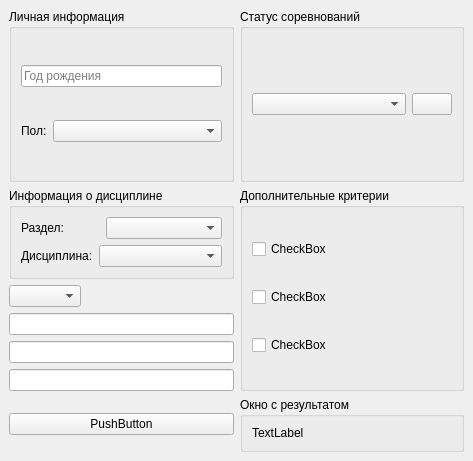
Qt form mainwindow.ui (Murloc33/Remaster) before a commit.
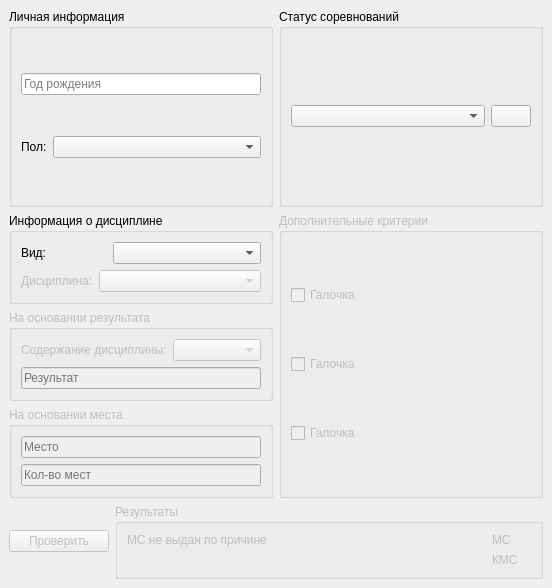
The same form after that commit. Icons and pictures are not drawn.

The edit to the form file:
```diff
--- a/mainwindow.ui
+++ b/mainwindow.ui
@@ -6,8 +6,8 @@
    <rect>
     <x>0</x>
     <y>0</y>
-    <width>473</width>
-    <height>461</height>
+    <width>552</width>
+    <height>588</height>
    </rect>
   </property>
   <property name="sizePolicy">
@@ -122,6 +122,9 @@
              <verstretch>0</verstretch>
             </sizepolicy>
            </property>
+           <property name="sizeAdjustPolicy">
+            <enum>QComboBox::AdjustToContents</enum>
+           </property>
           </widget>
          </item>
          <item>
@@ -148,6 +151,9 @@
        <layout class="QVBoxLayout" name="verticalLayout_3">
         <item>
          <widget class="QGroupBox" name="gb_discipline">
+          <property name="enabled">
+           <bool>true</bool>
+          </property>
           <property name="sizePolicy">
            <sizepolicy hsizetype="Minimum" vsizetype="Expanding">
             <horstretch>0</horstretch>
@@ -161,7 +167,10 @@
            <item>
             <layout class="QHBoxLayout" name="horizontalLayout_6">
              <item>
-              <widget class="QLabel" name="l_chapter">
+              <widget class="QLabel" name="l_type">
+               <property name="enabled">
+                <bool>true</bool>
+               </property>
                <property name="sizePolicy">
                 <sizepolicy hsizetype="Fixed" vsizetype="Preferred">
                  <horstretch>0</horstretch>
@@ -169,7 +178,7 @@
                 </sizepolicy>
                </property>
                <property name="text">
-                <string>Раздел:</string>
+                <string>Вид:</string>
                </property>
               </widget>
              </item>
@@ -183,14 +192,18 @@
                </property>
                <property name="sizeHint" stdset="0">
                 <size>
-                 <width>36</width>
+                 <width>60</width>
                  <height>20</height>
                 </size>
                </property>
               </spacer>
              </item>
              <item>
-              <widget class="QComboBox" name="comboBox_3"/>
+              <widget class="QComboBox" name="cb_type">
+               <property name="enabled">
+                <bool>true</bool>
+               </property>
+              </widget>
              </item>
             </layout>
            </item>
@@ -198,8 +211,11 @@
             <layout class="QHBoxLayout" name="horizontalLayout_7">
              <item>
               <widget class="QLabel" name="l_discipline">
+               <property name="enabled">
+                <bool>false</bool>
+               </property>
                <property name="sizePolicy">
-                <sizepolicy hsizetype="Fixed" vsizetype="Preferred">
+                <sizepolicy hsizetype="Fixed" vsizetype="Fixed">
                  <horstretch>0</horstretch>
                  <verstretch>0</verstretch>
                 </sizepolicy>
@@ -210,7 +226,11 @@
               </widget>
              </item>
              <item>
-              <widget class="QComboBox" name="cb_discipline"/>
+              <widget class="QComboBox" name="cb_discipline">
+               <property name="enabled">
+                <bool>false</bool>
+               </property>
+              </widget>
              </item>
             </layout>
            </item>
@@ -218,32 +238,90 @@
          </widget>
         </item>
         <item>
-         <layout class="QVBoxLayout" name="verticalLayout_7">
-          <item>
-           <widget class="QComboBox" name="comboBox_5">
-            <property name="sizePolicy">
-             <sizepolicy hsizetype="Fixed" vsizetype="Fixed">
-              <horstretch>0</horstretch>
-              <verstretch>0</verstretch>
-             </sizepolicy>
-            </property>
-           </widget>
-          </item>
-          <item>
-           <widget class="QLineEdit" name="lineEdit_2"/>
-          </item>
-          <item>
-           <widget class="QLineEdit" name="lineEdit_3"/>
-          </item>
-          <item>
-           <widget class="QLineEdit" name="lineEdit_4"/>
-          </item>
-         </layout>
+         <widget class="QGroupBox" name="gb_result">
+          <property name="enabled">
+           <bool>false</bool>
+          </property>
+          <property name="title">
+           <string>На основании результата</string>
+          </property>
+          <layout class="QVBoxLayout" name="verticalLayout_7">
+           <item>
+            <layout class="QHBoxLayout" name="horizontalLayout_8">
+             <item>
+              <widget class="QLabel" name="label_2">
+               <property name="text">
+                <string>Содержание дисциплины:</string>
+               </property>
+              </widget>
+             </item>
+             <item>
+              <widget class="QComboBox" name="comboBox_5">
+               <property name="enabled">
+                <bool>false</bool>
+               </property>
+               <property name="sizePolicy">
+                <sizepolicy hsizetype="Expanding" vsizetype="Fixed">
+                 <horstretch>0</horstretch>
+                 <verstretch>0</verstretch>
+                </sizepolicy>
+               </property>
+              </widget>
+             </item>
+            </layout>
+           </item>
+           <item>
+            <widget class="QLineEdit" name="lineEdit_2">
+             <property name="enabled">
+              <bool>false</bool>
+             </property>
+             <property name="placeholderText">
+              <string>Результат</string>
+             </property>
+            </widget>
+           </item>
+          </layout>
+         </widget>
+        </item>
+        <item>
+         <widget class="QGroupBox" name="gb_place">
+          <property name="enabled">
+           <bool>false</bool>
+          </property>
+          <property name="title">
+           <string>На основании места</string>
+          </property>
+          <layout class="QVBoxLayout" name="verticalLayout_4">
+           <item>
+            <widget class="QLineEdit" name="lineEdit_3">
+             <property name="enabled">
+              <bool>false</bool>
+             </property>
+             <property name="placeholderText">
+              <string>Место</string>
+             </property>
+            </widget>
+           </item>
+           <item>
+            <widget class="QLineEdit" name="lineEdit_4">
+             <property name="enabled">
+              <bool>false</bool>
+             </property>
+             <property name="placeholderText">
+              <string>Кол-во мест</string>
+             </property>
+            </widget>
+           </item>
+          </layout>
+         </widget>
         </item>
        </layout>
       </item>
       <item>
        <widget class="QGroupBox" name="groupBox_3">
+        <property name="enabled">
+         <bool>false</bool>
+        </property>
         <property name="sizePolicy">
          <sizepolicy hsizetype="Expanding" vsizetype="Expanding">
           <horstretch>0</horstretch>
@@ -263,21 +341,21 @@
          <item>
           <widget class="QCheckBox" name="checkBox_3">
            <property name="text">
-            <string>CheckBox</string>
+            <string>Галочка</string>
            </property>
           </widget>
          </item>
          <item>
           <widget class="QCheckBox" name="checkBox_2">
            <property name="text">
-            <string>CheckBox</string>
+            <string>Галочка</string>
            </property>
           </widget>
          </item>
          <item>
           <widget class="QCheckBox" name="checkBox">
            <property name="text">
-            <string>CheckBox</string>
+            <string>Галочка</string>
            </property>
           </widget>
          </item>
@@ -290,19 +368,31 @@
      <layout class="QHBoxLayout" name="horizontalLayout_3">
       <item>
        <widget class="QPushButton" name="pushButton">
+        <property name="enabled">
+         <bool>false</bool>
+        </property>
         <property name="sizePolicy">
-         <sizepolicy hsizetype="Expanding" vsizetype="Fixed">
+         <sizepolicy hsizetype="Preferred" vsizetype="Fixed">
           <horstretch>0</horstretch>
           <verstretch>0</verstretch>
          </sizepolicy>
         </property>
+        <property name="minimumSize">
+         <size>
+          <width>100</width>
+          <height>0</height>
+         </size>
+        </property>
         <property name="text">
-         <string>PushButton</string>
+         <string>Проверить</string>
         </property>
        </widget>
       </item>
       <item>
        <widget class="QGroupBox" name="groupBox_4">
+        <property name="enabled">
+         <bool>false</bool>
+        </property>
         <property name="sizePolicy">
          <sizepolicy hsizetype="Expanding" vsizetype="Fixed">
           <horstretch>0</horstretch>
@@ -310,16 +400,104 @@
          </sizepolicy>
         </property>
         <property name="title">
-         <string>Окно с результатом</string>
+         <string>Результаты</string>
         </property>
-        <layout class="QVBoxLayout" name="verticalLayout">
+        <layout class="QHBoxLayout" name="horizontalLayout_9">
          <item>
           <widget class="QLabel" name="label">
+           <property name="enabled">
+            <bool>false</bool>
+           </property>
+           <property name="sizePolicy">
+            <sizepolicy hsizetype="Expanding" vsizetype="Preferred">
+             <horstretch>0</horstretch>
+             <verstretch>0</verstretch>
+            </sizepolicy>
+           </property>
            <property name="text">
-            <string>TextLabel</string>
+            <string>МС не выдан по причине</string>
+           </property>
+           <property name="alignment">
+            <set>Qt::AlignLeading|Qt::AlignLeft|Qt::AlignTop</set>
            </property>
           </widget>
          </item>
+         <item>
+          <layout class="QVBoxLayout" name="verticalLayout">
+           <item>
+            <layout class="QHBoxLayout" name="horizontalLayout_10">
+             <item>
+              <widget class="QLabel" name="l_ms">
+               <property name="sizePolicy">
+                <sizepolicy hsizetype="Minimum" vsizetype="Preferred">
+                 <horstretch>0</horstretch>
+                 <verstretch>0</verstretch>
+                </sizepolicy>
+               </property>
+               <property name="text">
+                <string>МС</string>
+               </property>
+              </widget>
+             </item>
+             <item>
+              <widget class="QLabel" name="pm_ms">
+               <property name="sizePolicy">
+                <sizepolicy hsizetype="Minimum" vsizetype="Preferred">
+                 <horstretch>0</horstretch>
+                 <verstretch>0</verstretch>
+                </sizepolicy>
+               </property>
+               <property name="text">
+                <string/>
+               </property>
+               <property name="pixmap">
+                <pixmap resource="resources.qrc">:/icons/remove.svg</pixmap>
+               </property>
+               <property name="alignment">
+                <set>Qt::AlignRight|Qt::AlignTrailing|Qt::AlignVCenter</set>
+               </property>
+              </widget>
+             </item>
+            </layout>
+           </item>
+           <item>
+            <layout class="QHBoxLayout" name="horizontalLayout_11">
+             <item>
+              <widget class="QLabel" name="l_cms">
+               <property name="sizePolicy">
+                <sizepolicy hsizetype="Minimum" vsizetype="Preferred">
+                 <horstretch>0</horstretch>
+                 <verstretch>0</verstretch>
+                </sizepolicy>
+               </property>
+               <property name="text">
+                <string>КМС</string>
+               </property>
+              </widget>
+             </item>
+             <item>
+              <widget class="QLabel" name="pm_cms">
+               <property name="sizePolicy">
+                <sizepolicy hsizetype="Minimum" vsizetype="Preferred">
+                 <horstretch>0</horstretch>
+                 <verstretch>0</verstretch>
+                </sizepolicy>
+               </property>
+               <property name="text">
+                <string/>
+               </property>
+               <property name="pixmap">
+                <pixmap resource="resources.qrc">:/icons/remove.svg</pixmap>
+               </property>
+               <property name="alignment">
+                <set>Qt::AlignRight|Qt::AlignTrailing|Qt::AlignVCenter</set>
+               </property>
+              </widget>
+             </item>
+            </layout>
+           </item>
+          </layout>
+         </item>
         </layout>
        </widget>
       </item>
```
Left out of the diff: 4 changed lines with no effect on the pictures.
